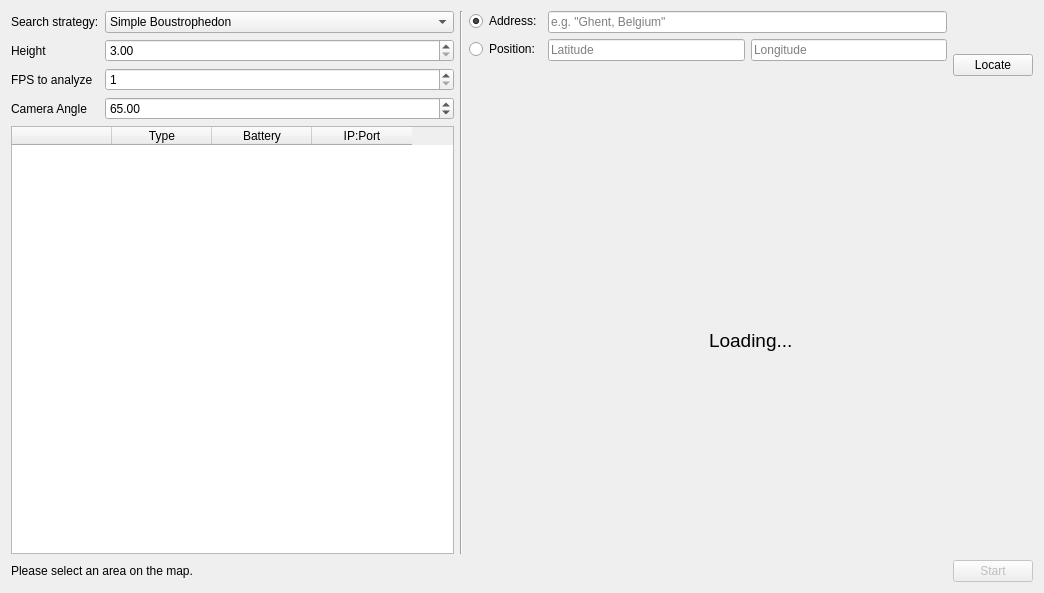
jspngh/shae-workstation, file src/ui/configwidget.ui: the form before one commit.
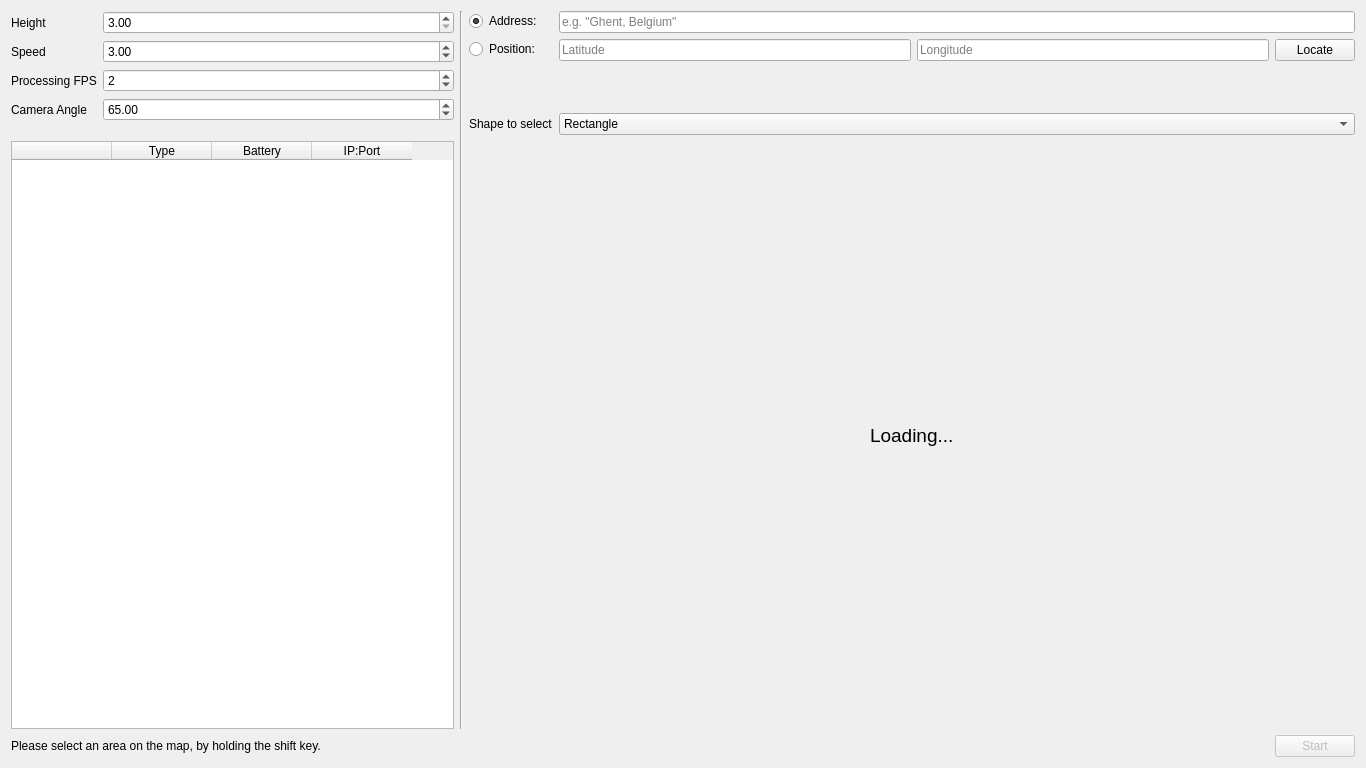
The form after the commit.

Patch:
```diff
--- a/src/ui/configwidget.ui
+++ b/src/ui/configwidget.ui
@@ -6,90 +6,14 @@
    <rect>
     <x>0</x>
     <y>0</y>
-    <width>1044</width>
-    <height>593</height>
+    <width>1366</width>
+    <height>768</height>
    </rect>
   </property>
   <property name="windowTitle">
    <string>Form</string>
   </property>
-  <layout class="QGridLayout" name="gridLayout" rowstretch="0,1,0" columnstretch="0,0,0">
-   <item row="0" column="0">
-    <layout class="QFormLayout" name="searchParametersForm">
-     <item row="1" column="0">
-      <widget class="QLabel" name="searchStrategyLabel">
-       <property name="text">
-        <string>Search strategy:</string>
-       </property>
-      </widget>
-     </item>
-     <item row="1" column="1">
-      <widget class="QComboBox" name="searchStrategyComboBox">
-       <item>
-        <property name="text">
-         <string>Simple Boustrophedon</string>
-        </property>
-       </item>
-       <item>
-        <property name="text">
-         <string>Polygon Boustrophedon</string>
-        </property>
-       </item>
-      </widget>
-     </item>
-     <item row="4" column="0">
-      <widget class="QLabel" name="heightLabel">
-       <property name="text">
-        <string>Height</string>
-       </property>
-      </widget>
-     </item>
-     <item row="4" column="1">
-      <widget class="QDoubleSpinBox" name="heightDoubleSpinBox">
-       <property name="minimum">
-        <double>3.000000000000000</double>
-       </property>
-       <property name="maximum">
-        <double>10.000000000000000</double>
-       </property>
-      </widget>
-     </item>
-     <item row="5" column="0">
-      <widget class="QLabel" name="fpsLabel">
-       <property name="text">
-        <string>FPS to analyze</string>
-       </property>
-      </widget>
-     </item>
-     <item row="5" column="1">
-      <widget class="QSpinBox" name="fpsSpinBox">
-       <property name="minimum">
-        <number>1</number>
-       </property>
-       <property name="maximum">
-        <number>5</number>
-       </property>
-      </widget>
-     </item>
-     <item row="6" column="0">
-      <widget class="QLabel" name="cameraAngleLabel">
-       <property name="text">
-        <string>Camera Angle</string>
-       </property>
-      </widget>
-     </item>
-     <item row="6" column="1">
-      <widget class="QDoubleSpinBox" name="cameraAngleDoubleSpinBox">
-       <property name="maximum">
-        <double>90.000000000000000</double>
-       </property>
-       <property name="value">
-        <double>65.000000000000000</double>
-       </property>
-      </widget>
-     </item>
-    </layout>
-   </item>
+  <layout class="QGridLayout" name="gridLayout" rowstretch="0,0,0" columnstretch="0,0,0">
    <item row="0" column="2">
     <layout class="QHBoxLayout" name="mapLocator">
      <item>
@@ -134,17 +58,54 @@
            </property>
           </widget>
          </item>
+         <item>
+          <widget class="QPushButton" name="locateButton">
+           <property name="text">
+            <string>Locate</string>
+           </property>
+          </widget>
+         </item>
         </layout>
        </item>
+       <item row="4" column="0">
+        <widget class="QLabel" name="shapeLabel">
+         <property name="text">
+          <string>Shape to select</string>
+         </property>
+        </widget>
+       </item>
+       <item row="4" column="1">
+        <widget class="QComboBox" name="shapeComboBox">
+         <item>
+          <property name="text">
+           <string>Rectangle</string>
+          </property>
+         </item>
+         <item>
+          <property name="text">
+           <string>Polygon</string>
+          </property>
+         </item>
+        </widget>
+       </item>
+       <item row="3" column="0" colspan="2">
+        <spacer name="verticalSpacer">
+         <property name="orientation">
+          <enum>Qt::Vertical</enum>
+         </property>
+         <property name="sizeType">
+          <enum>QSizePolicy::Fixed</enum>
+         </property>
+         <property name="sizeHint" stdset="0">
+          <size>
+           <width>20</width>
+           <height>40</height>
+          </size>
+         </property>
+        </spacer>
+       </item>
       </layout>
      </item>
-     <item>
-      <widget class="QPushButton" name="locateButton">
-       <property name="text">
-        <string>Locate</string>
-       </property>
-      </widget>
-     </item>
     </layout>
    </item>
    <item row="1" column="0">
@@ -155,6 +116,12 @@
        <verstretch>0</verstretch>
       </sizepolicy>
      </property>
+     <property name="minimumSize">
+      <size>
+       <width>200</width>
+       <height>0</height>
+      </size>
+     </property>
      <property name="maximumSize">
       <size>
        <width>443</width>
@@ -235,7 +202,7 @@
      <item>
       <widget class="QLabel" name="missingInputLabel">
        <property name="text">
-        <string>Please select an area on the map.</string>
+        <string>Please select an area on the map, by holding the shift key.</string>
        </property>
       </widget>
      </item>
@@ -267,6 +234,84 @@
      </item>
     </layout>
    </item>
+   <item row="0" column="0">
+    <layout class="QFormLayout" name="searchParametersForm">
+     <item row="4" column="0">
+      <widget class="QLabel" name="heightLabel">
+       <property name="text">
+        <string>Height</string>
+       </property>
+      </widget>
+     </item>
+     <item row="4" column="1">
+      <widget class="QDoubleSpinBox" name="heightDoubleSpinBox">
+       <property name="minimum">
+        <double>3.000000000000000</double>
+       </property>
+       <property name="maximum">
+        <double>10.000000000000000</double>
+       </property>
+      </widget>
+     </item>
+     <item row="5" column="0">
+      <widget class="QLabel" name="speedLabel">
+       <property name="text">
+        <string>Speed</string>
+       </property>
+      </widget>
+     </item>
+     <item row="5" column="1">
+      <widget class="QDoubleSpinBox" name="speedDoubleSpinBox">
+       <property name="minimum">
+        <double>1.000000000000000</double>
+       </property>
+       <property name="maximum">
+        <double>10.000000000000000</double>
+       </property>
+       <property name="value">
+        <double>3.000000000000000</double>
+       </property>
+      </widget>
+     </item>
+     <item row="6" column="0">
+      <widget class="QLabel" name="fpsLabel">
+       <property name="text">
+        <string>Processing FPS</string>
+       </property>
+      </widget>
+     </item>
+     <item row="6" column="1">
+      <widget class="QSpinBox" name="fpsSpinBox">
+       <property name="minimum">
+        <number>1</number>
+       </property>
+       <property name="maximum">
+        <number>5</number>
+       </property>
+       <property name="value">
+        <number>2</number>
+       </property>
+      </widget>
+     </item>
+     <item row="7" column="0">
+      <widget class="QLabel" name="cameraAngleLabel">
+       <property name="text">
+        <string>Camera Angle</string>
+       </property>
+      </widget>
+     </item>
+     <item row="7" column="1">
+      <widget class="QDoubleSpinBox" name="cameraAngleDoubleSpinBox">
+       <property name="maximum">
+        <double>90.000000000000000</double>
+       </property>
+       <property name="value">
+        <double>65.000000000000000</double>
+       </property>
+      </widget>
+     </item>
+    </layout>
+   </item>
   </layout>
  </widget>
  <resources/>
```
Left out of the diff: 6 changed lines with no effect on the pictures.
